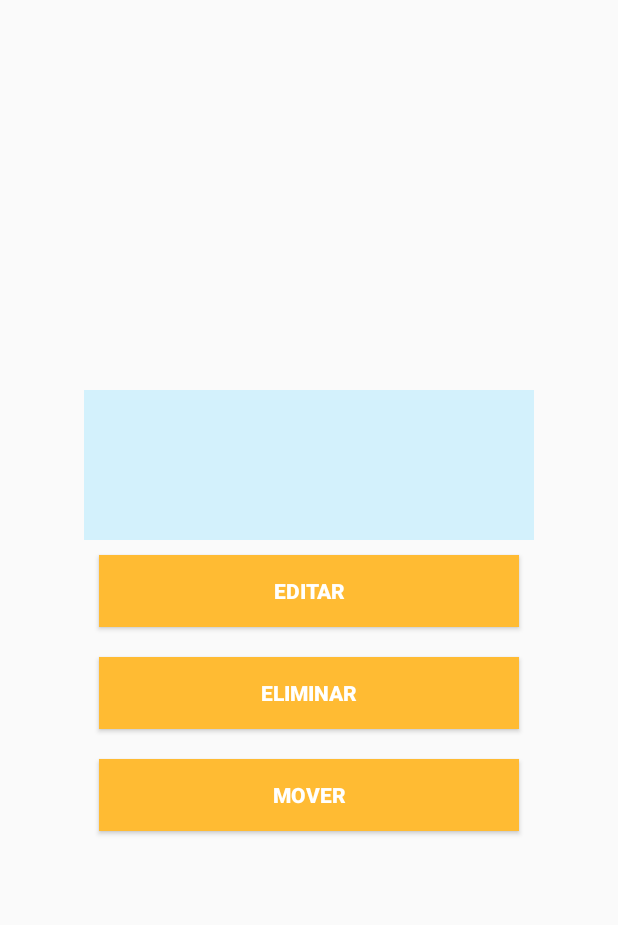
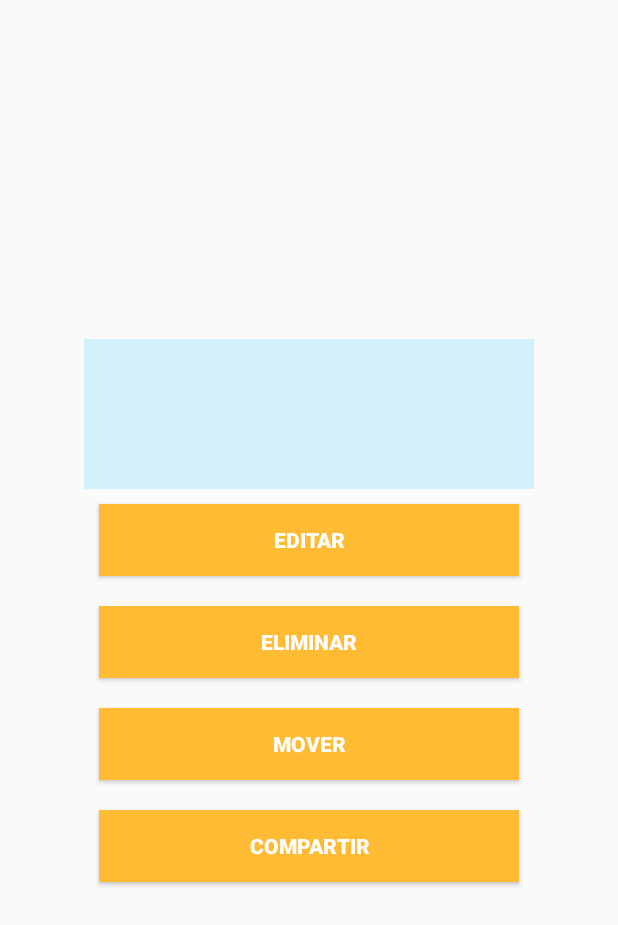
Before and after one commit to Jeyron/OrganizApp, an Android app: the layout dialog_editar_eliminar_mover_compartir.xml on its own in the app's theme, with its tools: preview values and no code run, on a phone screen of 412 x 824 dp. Shown: the top 925 px of the screen. Run offline under Robolectric (Android 15) with nearby library versions, the phone set to English and light mode, and no system bars.

Commit message:
Falta algo en los dialogs

```diff
--- a/app/src/main/res/layout/dialog_editar_eliminar_mover.xml
+++ b/app/src/main/res/layout/dialog_editar_eliminar_mover_compartir.xml
@@ -46,5 +46,15 @@
         android:textStyle="bold"
         android:text="Mover" />
 
+    <Button
+        android:id="@+id/button4"
+        android:layout_width="match_parent"
+        android:layout_height="wrap_content"
+        android:layout_margin="10dp"
+        android:background="#FFFFBB33"
+        android:textColor="#fff"
+        android:textStyle="bold"
+        android:text="Compartir" />
+
 
 </LinearLayout>
```
Also changed, not shown: app/src/main/java/com/example/jeiro/organizapp/Fragment_albumes.java (+68 -10 lines), app/src/main/res/values/strings.xml (+4 -3 lines).
